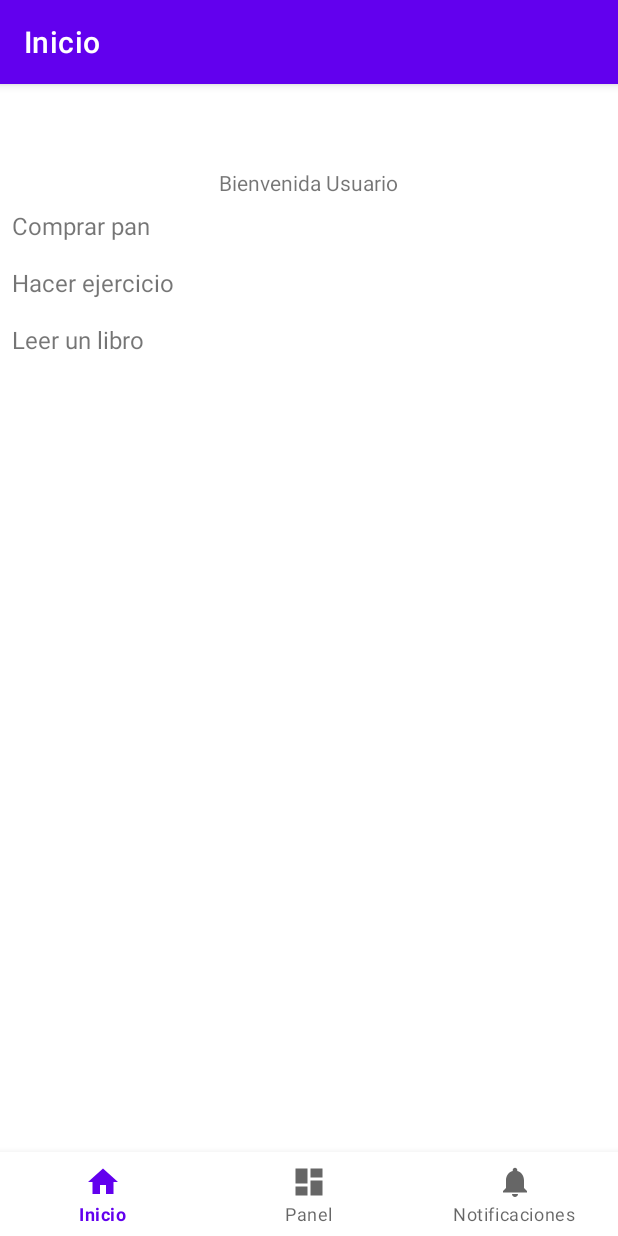
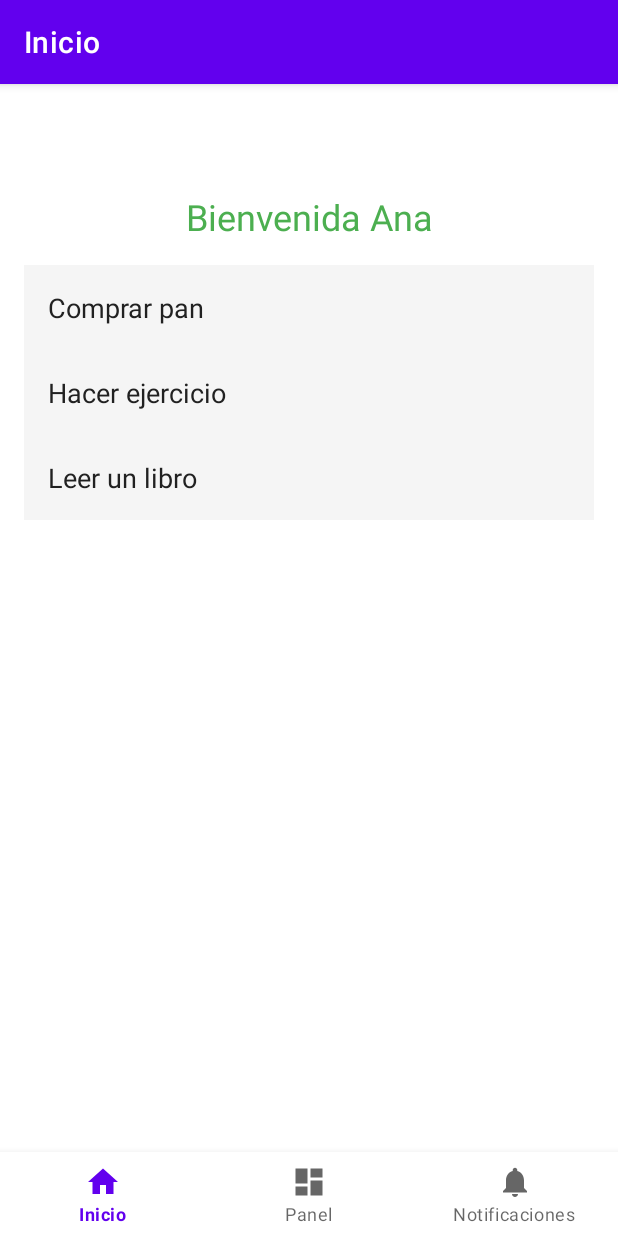
Before and after one commit to emontesadraz/OrganizeMe, an Android app: the screen it shows after launch (MainActivity), on a phone screen of 412 x 824 dp. Run offline under Robolectric (Android 15) with nearby library versions, the phone set to English and light mode, and no system bars; our stand-ins replace navigation-ui.

Commit message:
Pestaña Home muy terminada

```diff
--- a/app/src/main/java/com/example/organizemeofficial/ui/home/HomeFragment.kt
+++ b/app/src/main/java/com/example/organizemeofficial/ui/home/HomeFragment.kt
@@ -31,7 +31,7 @@ class HomeFragment : Fragment() {
         // Configura el mensaje de bienvenida
         val textViewWelcome: TextView = binding.textWelcome
         val sharedPref = activity?.getPreferences(Context.MODE_PRIVATE)
-        val userName = sharedPref?.getString("username", "Usuario")
+        val userName = sharedPref?.getString("username", "Ana")
         textViewWelcome.text = "Bienvenida $userName"
 
         // Configura la lista de tareas
--- a/app/src/main/res/layout/fragment_home.xml
+++ b/app/src/main/res/layout/fragment_home.xml
@@ -1,19 +1,35 @@
-<LinearLayout xmlns:android="http://schemas.android.com/apk/res/android"
+<androidx.constraintlayout.widget.ConstraintLayout
+    xmlns:android="http://schemas.android.com/apk/res/android"
+    xmlns:app="http://schemas.android.com/apk/res-auto"
     android:layout_width="match_parent"
     android:layout_height="match_parent"
-    android:orientation="vertical"
-    android:background="@android:color/white"
-    android:gravity="center">
+    android:padding="16dp"
+    android:background="#FFFFFF">
 
+    <!-- Mensaje de bienvenida -->
     <TextView
-        android:id="@+id/textWelcome"
+        android:id="@+id/text_welcome"
         android:layout_width="wrap_content"
         android:layout_height="wrap_content"
-        android:text="Esteban"
-        android:textAlignment="center" />
+        android:text="Bienvenido"
+        android:textSize="24sp"
+        android:textColor="#4CAF50"
+        android:textAlignment="center"
+        android:gravity="center"
+        app:layout_constraintTop_toTopOf="parent"
+        app:layout_constraintStart_toStartOf="parent"
+        app:layout_constraintEnd_toEndOf="parent"
+        app:layout_constraintBottom_toTopOf="@+id/recycler_tasks"
+        android:layout_marginBottom="16dp" />
 
+    <!-- Lista de tareas completadas -->
     <androidx.recyclerview.widget.RecyclerView
-        android:id="@+id/recyclerTasks"
-        android:layout_width="match_parent"
-        android:layout_height="match_parent" />
-</LinearLayout>
+        android:id="@+id/recycler_tasks"
+        android:layout_width="0dp"
+        android:layout_height="0dp"
+        app:layout_constraintTop_toBottomOf="@id/text_welcome"
+        app:layout_constraintStart_toStartOf="parent"
+        app:layout_constraintEnd_toEndOf="parent"
+        app:layout_constraintBottom_toBottomOf="parent"
+        android:clipToPadding="false" />
+</androidx.constraintlayout.widget.ConstraintLayout>
--- a/app/src/main/res/layout/item_task.xml
+++ b/app/src/main/res/layout/item_task.xml
@@ -1,7 +1,17 @@
-<TextView
+<LinearLayout
     xmlns:android="http://schemas.android.com/apk/res/android"
-    android:id="@+id/task_name"
     android:layout_width="match_parent"
     android:layout_height="wrap_content"
-    android:padding="8dp"
-    android:textSize="16sp" />
+    android:orientation="vertical"
+    android:padding="16dp"
+    android:background="#F5F5F5"> <!-- Fondo gris claro para contrastar con el blanco -->
+
+    <TextView
+        android:id="@+id/task_name"
+        android:layout_width="wrap_content"
+        android:layout_height="wrap_content"
+        android:text="Tarea ejemplo"
+        android:textColor="#212121"
+        android:textSize="18sp" />
+
+</LinearLayout>
```
